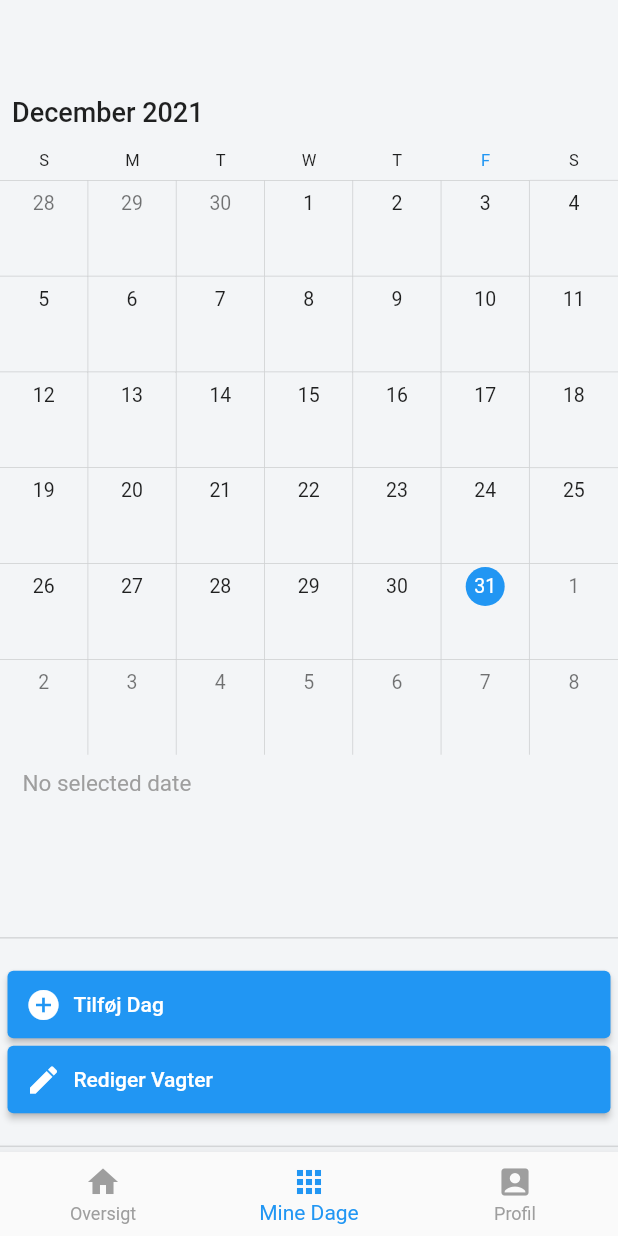
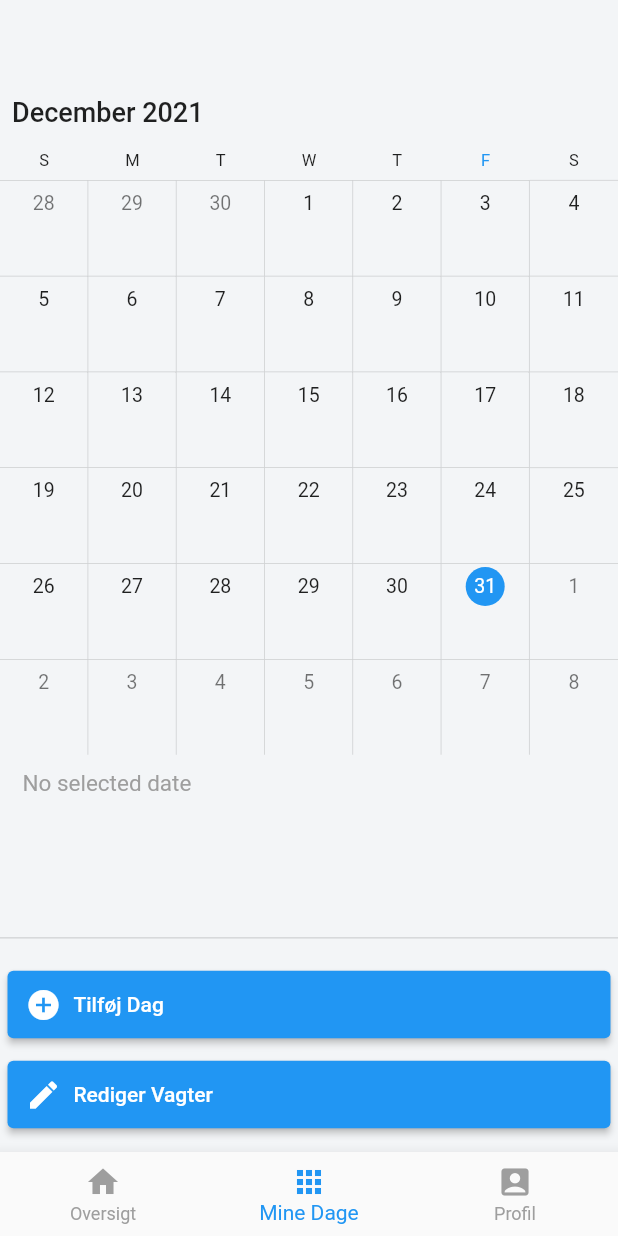
Before and after one commit to ammarOdin/odinvikar, a Flutter app: the screen it shows after launch, swiped to page 2, on a phone screen of 412 x 824 dp. Run offline on Flutter 3.47's test engine with Material 2 defaults, Android fonts, the phone set to English and light mode, and no system bars; drawn by our look-alikes of syncfusion_flutter_calendar; our stand-ins replace cloud_firestore, firebase_core, sliding_sheet; missing offline and left inert: syncfusion_localizations, week_of_year; accounts and stored records are empty.

Commit message:
Various additions and tweaks

```diff
--- a/lib/main_screens/own_days.dart
+++ b/lib/main_screens/own_days.dart
@@ -94,7 +94,7 @@ class _State extends State<OwnDaysScreen> {
           Container(
             height: 45,
             width: 150,
-            margin: const EdgeInsets.only(bottom: 20, left: 5, right: 5),
+            margin: const EdgeInsets.only(bottom: 20, left: 5, right: 5, top: 10),
             child: ElevatedButton.icon(onPressed: showJobInfo, icon: const Icon(Icons.edit), label: const Align(alignment: Alignment.centerLeft, child: Text("Rediger Vagter")), style: ElevatedButton.styleFrom(primary: Colors.blue),),),
           const Divider(thickness: 1, height: 4),
           Container(padding: const EdgeInsets.only(top: 20, bottom: 20, left: 20), child: const Text("Alle Vagter", style: TextStyle(fontSize: 15, fontWeight: FontWeight.bold),),),
```
